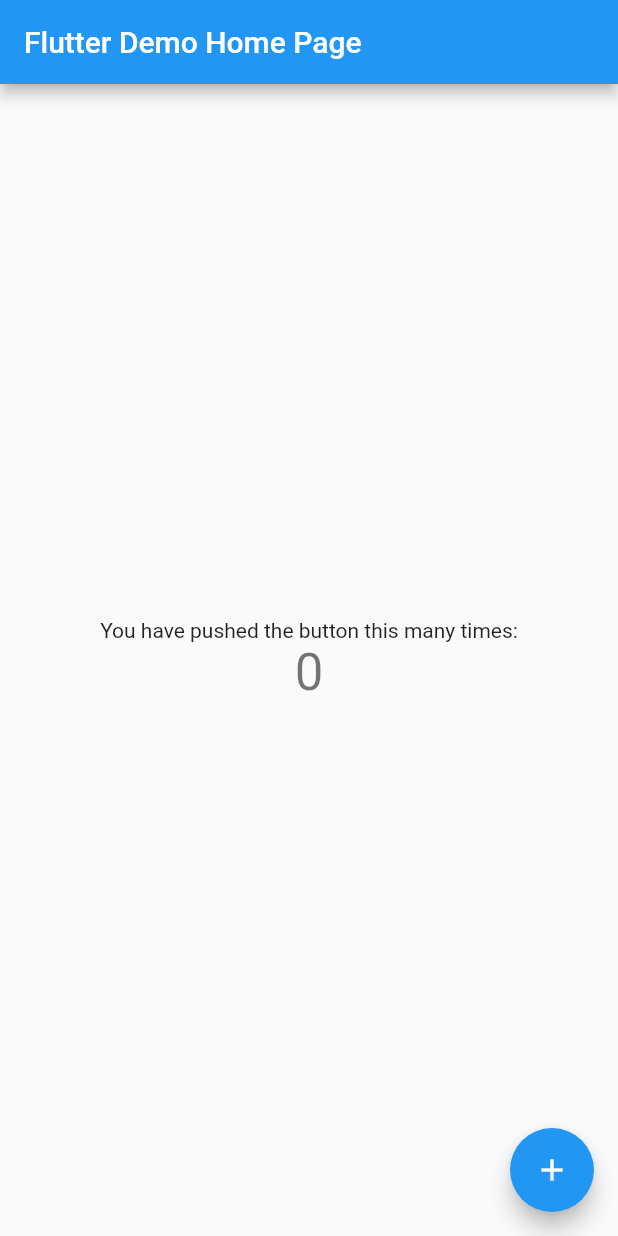
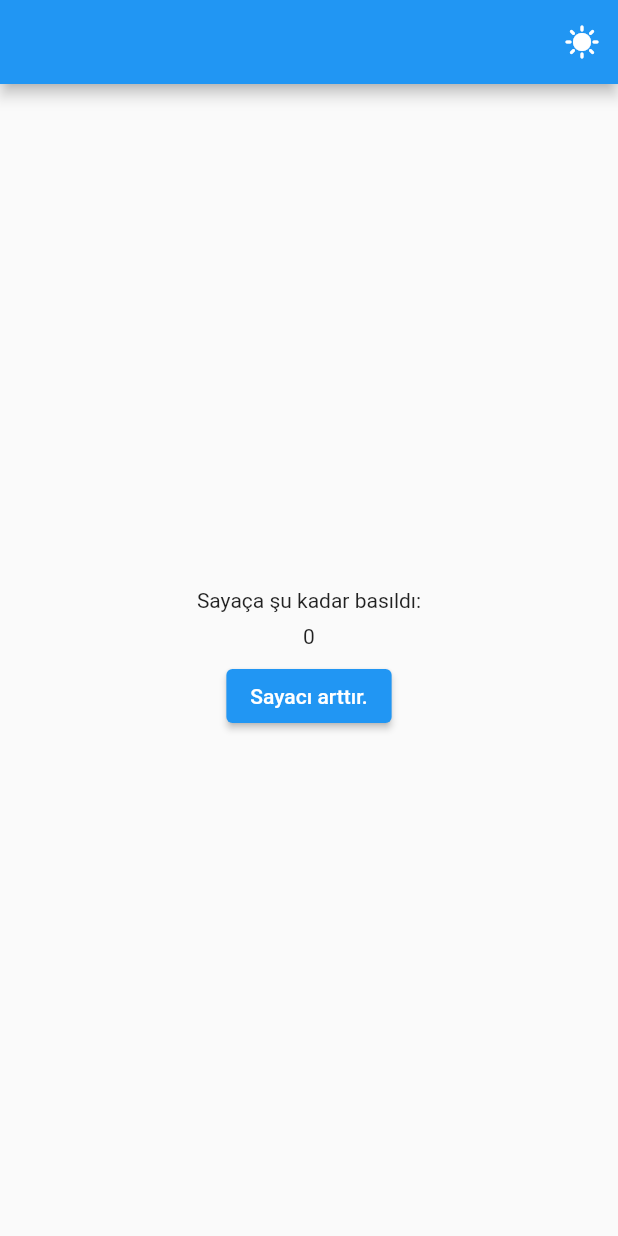
Before and after one commit to TahaEngin/sayac_temali, a Flutter app: the screen it shows after launch, on a phone screen of 412 x 824 dp. Run offline on Flutter 3.47's test engine with Material 2 defaults, Android fonts, the light colour scheme and no system bars; our stand-ins replace get.

Commit message:
Update main.dart

```diff
--- a/lib/main.dart
+++ b/lib/main.dart
@@ -1,115 +1,66 @@
 import 'package:flutter/material.dart';
+import 'dart:io';
+import 'package:get/get.dart';
 
-void main() {
-  runApp(const MyApp());
-}
+void main() => runApp(MyApp());
 
 class MyApp extends StatelessWidget {
-  const MyApp({Key? key}) : super(key: key);
-
-  // This widget is the root of your application.
+   @override
+  Widget build(BuildContext context) {
+    return GetMaterialApp(
+      theme: ThemeData(
+        primarySwatch: Colors.blue,
+        brightness: Brightness.light,
+        visualDensity: VisualDensity.adaptivePlatformDensity,
+      ),
+      home: MyHomePage(),
+    );
+  }
+}
+class MyHomePage extends StatelessWidget {
+  Sayac controller1 = Get.put(Sayac());
   @override
   Widget build(BuildContext context) {
-    return MaterialApp(
-      title: 'Flutter Demo',
-      theme: ThemeData(
-        // This is the theme of your application.
-        //
-        // Try running your application with "flutter run". You'll see the
-        // application has a blue toolbar. Then, without quitting the app, try
-        // changing the primarySwatch below to Colors.green and then invoke
-        // "hot reload" (press "r" in the console where you ran "flutter run",
-        // or simply save your changes to "hot reload" in a Flutter IDE).
-        // Notice that the counter didn't reset back to zero; the application
-        // is not restarted.
-        primarySwatch: Colors.blue,
+    return Scaffold(
+      appBar: AppBar(actions: [
+        IconButton(onPressed: (() {
+         Get.changeTheme (Get.isDarkMode ? ThemeData.light() : ThemeData.dark());
+        }),icon: Icon(Icons.sunny)),
+      ],),
+      body: Center(
+        child: Column(
+          mainAxisAlignment: MainAxisAlignment.center,
+          children: [
+            Text("Sayaça şu kadar basıldı:"),
+            Padding(
+              padding: const EdgeInsets.all(8.0),
+              child: Obx(() => Text(controller1.sayac.toString())),
+            ),
+            ElevatedButton(
+                    child: Text("Sayacı arttır."),
+                    onPressed: (){
+                      controller1.arttir();
+                    },
+                  ),
+            ],
+        ),
       ),
-      home: const MyHomePage(title: 'Flutter Demo Home Page'),
     );
   }
 }
 
-class MyHomePage extends StatefulWidget {
-  const MyHomePage({Key? key, required this.title}) : super(key: key);
-
-  // This widget is the home page of your application. It is stateful, meaning
-  // that it has a State object (defined below) that contains fields that affect
-  // how it looks.
-
-  // This class is the configuration for the state. It holds the values (in this
-  // case the title) provided by the parent (in this case the App widget) and
-  // used by the build method of the State. Fields in a Widget subclass are
-  // always marked "final".
-
-  final String title;
-
-  @override
-  State<MyHomePage> createState() => _MyHomePageState();
+class Sayac extends GetxController{
+ var sayac = 0.obs;
+ var ikondeger = 0.obs;
+ get getsayac => sayac.value;
+ void arttir(){
+  sayac = sayac + 1;
+ }
+ get getikon => ikondeger.value;
+ void ikongece(){
+  ikondeger = ikondeger + 1;
+ }
+ void ikongunduz(){
+  ikondeger = ikondeger - 1;
+ }
 }
-
-class _MyHomePageState extends State<MyHomePage> {
-  int _counter = 0;
-
-  void _incrementCounter() {
-    setState(() {
-      // This call to setState tells the Flutter framework that something has
-      // changed in this State, which causes it to rerun the build method below
-      // so that the display can reflect the updated values. If we changed
-      // _counter without calling setState(), then the build method would not be
-      // called again, and so nothing would appear to happen.
-      _counter++;
-    });
-  }
-
-  @override
-  Widget build(BuildContext context) {
-    // This method is rerun every time setState is called, for instance as done
-    // by the _incrementCounter method above.
-    //
-    // The Flutter framework has been optimized to make rerunning build methods
-    // fast, so that you can just rebuild anything that needs updating rather
-    // than having to individually change instances of widgets.
-    return Scaffold(
-      appBar: AppBar(
-        // Here we take the value from the MyHomePage object that was created by
-        // the App.build method, and use it to set our appbar title.
-        title: Text(widget.title),
-      ),
-      body: Center(
-        // Center is a layout widget. It takes a single child and positions it
-        // in the middle of the parent.
-        child: Column(
-          // Column is also a layout widget. It takes a list of children and
-          // arranges them vertically. By default, it sizes itself to fit its
-          // children horizontally, and tries to be as tall as its parent.
-          //
-          // Invoke "debug painting" (press "p" in the console, choose the
-          // "Toggle Debug Paint" action from the Flutter Inspector in Android
-          // Studio, or the "Toggle Debug Paint" command in Visual Studio Code)
-          // to see the wireframe for each widget.
-          //
-          // Column has various properties to control how it sizes itself and
-          // how it positions its children. Here we use mainAxisAlignment to
-          // center the children vertically; the main axis here is the vertical
-          // axis because Columns are vertical (the cross axis would be
-          // horizontal).
-          mainAxisAlignment: MainAxisAlignment.center,
-          children: <Widget>[
-            const Text(
-              'You have pushed the button this many times:',
-            ),
-            Text(
-              '$_counter',
-              style: Theme.of(context).textTheme.headline4,
-            ),
-          ],
-        ),
-      ),
-      floatingActionButton: FloatingActionButton(
-        onPressed: _incrementCounter,
-        tooltip: 'Increment',
-        child: const Icon(Icons.add),
-      ), // This trailing comma makes auto-formatting nicer for build methods.
-    );
-  }
-}
```
